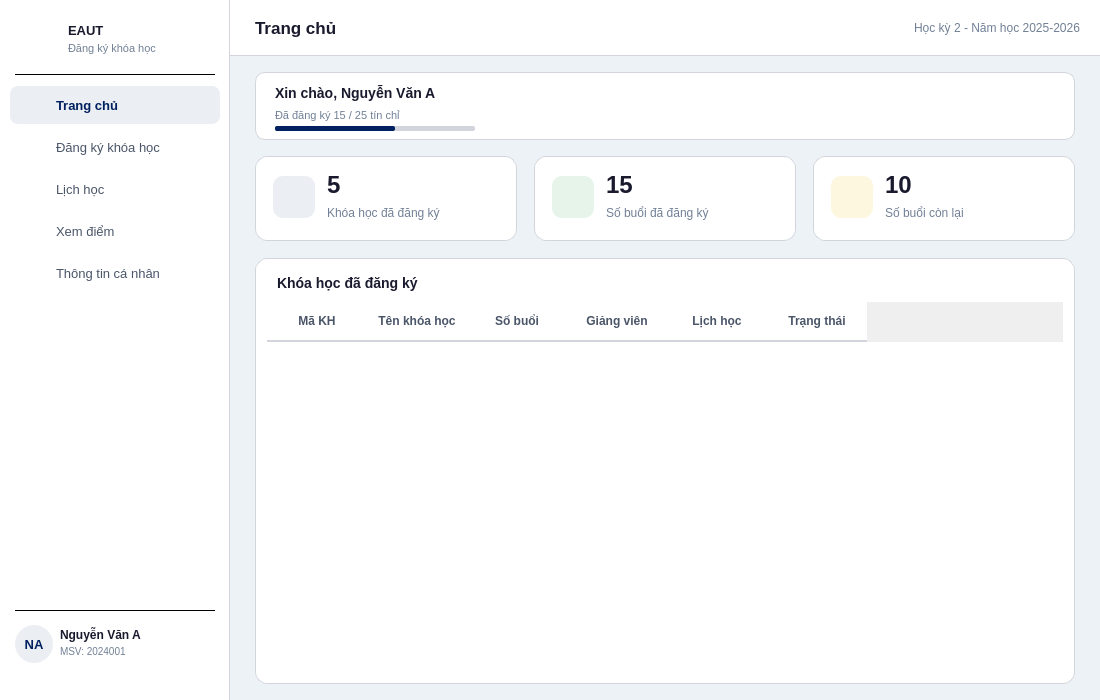
Old version of the form frontend/ui/dashboard_student.ui in the repository abcxyzawe/BaiTapLonPy.
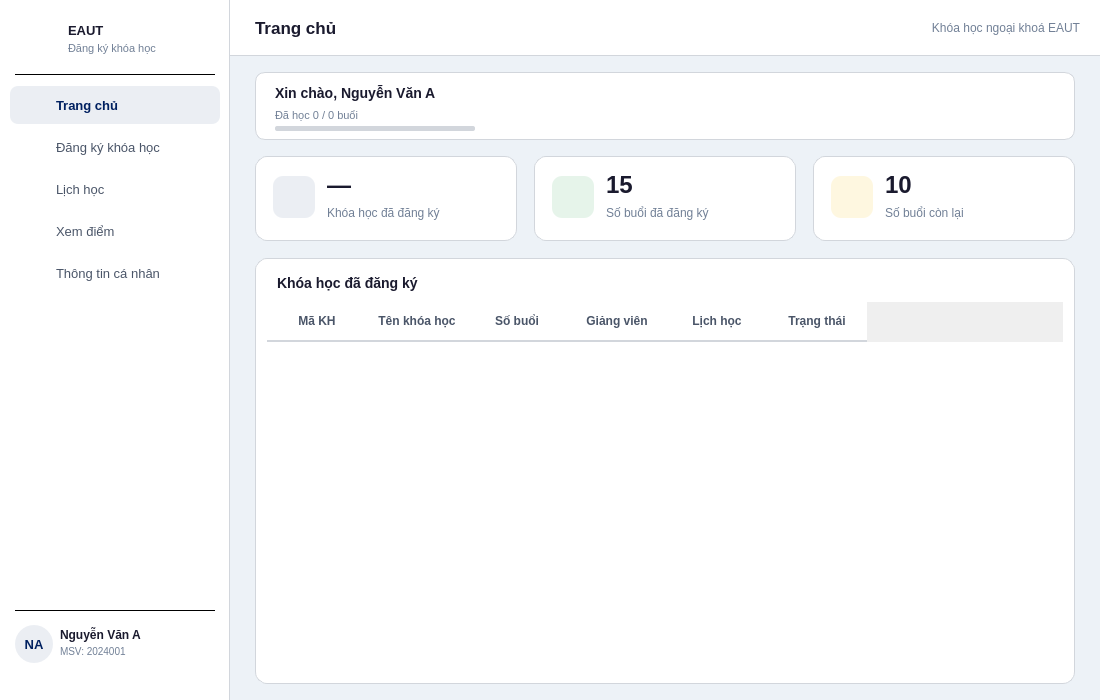
New version of the form.

The edit to the form file:
```diff
--- a/frontend/ui/dashboard_student.ui
+++ b/frontend/ui/dashboard_student.ui
@@ -165,7 +165,7 @@
     <widget class="QLabel" name="lblSemester">
      <property name="geometry"><rect><x>500</x><y>0</y><width>350</width><height>56</height></rect></property>
      <property name="styleSheet"><string notr="true">color: #718096; font-size: 12px; background: transparent;</string></property>
-     <property name="text"><string>Học kỳ 2 - Năm học 2025-2026</string></property>
+     <property name="text"><string>Khóa học ngoại khoá EAUT</string></property>
      <property name="alignment"><set>Qt::AlignRight|Qt::AlignVCenter</set></property>
     </widget>
    </widget>
@@ -187,7 +187,7 @@
     <widget class="QLabel" name="lblProgressLabel">
      <property name="geometry"><rect><x>20</x><y>36</y><width>200</width><height>14</height></rect></property>
      <property name="styleSheet"><string notr="true">color: #718096; font-size: 11px; background: transparent;</string></property>
-     <property name="text"><string>Đã đăng ký 15 / 25 tín chỉ</string></property>
+     <property name="text"><string>Đã học 0 / 0 buổi</string></property>
     </widget>
 
     <widget class="QProgressBar" name="progressCredits">
@@ -198,7 +198,7 @@
        QProgressBar::chunk { background: #002060; border-radius: 2px; }
       </string>
      </property>
-     <property name="value"><number>60</number></property>
+     <property name="value"><number>0</number></property>
      <property name="textVisible"><bool>false</bool></property>
     </widget>
    </widget>
@@ -215,7 +215,7 @@
      <property name="text"><string/></property>
     </widget>
     <widget class="QLabel" name="iconStat1Img">
-     <property name="geometry"><rect><x>29</x><y>31</y><width>20</width><height>20</height></rect></property>
+     <property name="geometry"><rect><x>27</x><y>29</y><width>24</width><height>24</height></rect></property>
      <property name="styleSheet"><string notr="true">background: transparent;</string></property>
      <property name="text"><string/></property>
      <property name="scaledContents"><bool>true</bool></property>
@@ -223,7 +223,7 @@
     <widget class="QLabel" name="lblStatCourses">
      <property name="geometry"><rect><x>72</x><y>14</y><width>170</width><height>30</height></rect></property>
      <property name="styleSheet"><string notr="true">color: #1a1a2e; font-size: 24px; font-weight: bold; background: transparent;</string></property>
-     <property name="text"><string>5</string></property>
+     <property name="text"><string>—</string></property>
     </widget>
     <widget class="QLabel" name="lblStatCoursesLabel">
      <property name="geometry"><rect><x>72</x><y>48</y><width>170</width><height>18</height></rect></property>
@@ -243,7 +243,7 @@
      <property name="text"><string/></property>
     </widget>
     <widget class="QLabel" name="iconStat2Img">
-     <property name="geometry"><rect><x>29</x><y>31</y><width>20</width><height>20</height></rect></property>
+     <property name="geometry"><rect><x>27</x><y>29</y><width>24</width><height>24</height></rect></property>
      <property name="styleSheet"><string notr="true">background: transparent;</string></property>
      <property name="text"><string/></property>
      <property name="scaledContents"><bool>true</bool></property>
@@ -271,7 +271,7 @@
      <property name="text"><string/></property>
     </widget>
     <widget class="QLabel" name="iconStat3Img">
-     <property name="geometry"><rect><x>29</x><y>31</y><width>20</width><height>20</height></rect></property>
+     <property name="geometry"><rect><x>27</x><y>29</y><width>24</width><height>24</height></rect></property>
      <property name="styleSheet"><string notr="true">background: transparent;</string></property>
      <property name="text"><string/></property>
      <property name="scaledContents"><bool>true</bool></property>
```
